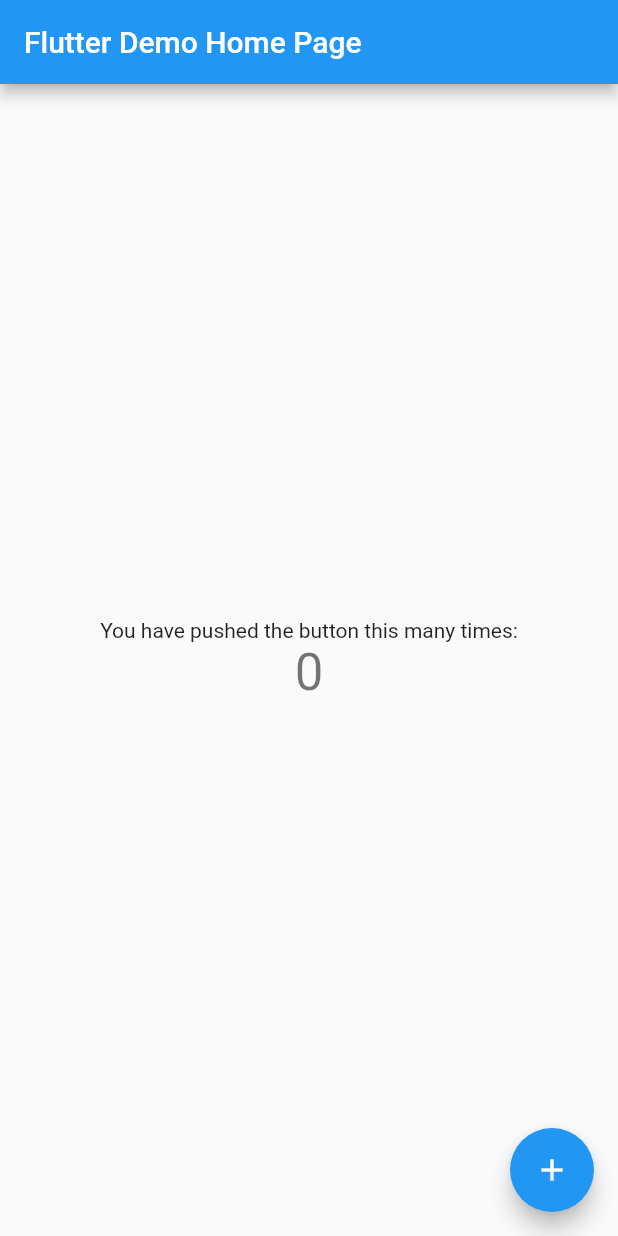
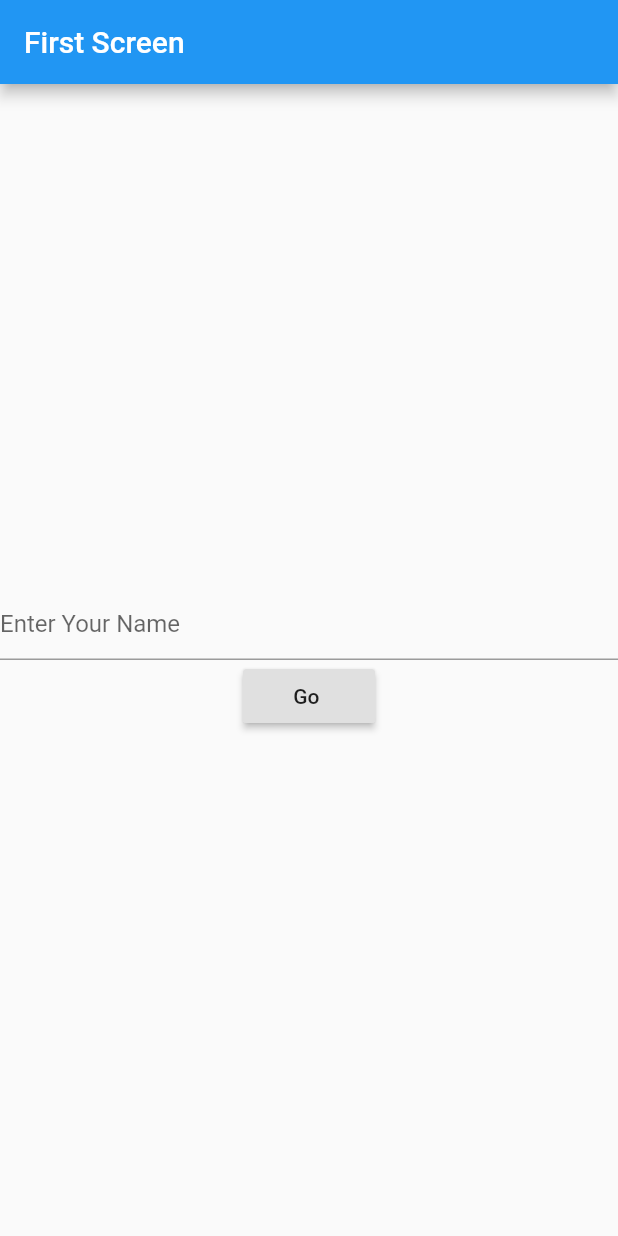
Before and after one commit to SSBsoren/Navigate-with-named-routes-and-get-result-data, a Flutter app: the screen it shows after launch, on a phone screen of 412 x 824 dp. Run offline on Flutter 3.47's test engine with Material 2 defaults, Android fonts, the phone set to English and light mode, and no system bars.

Commit message:
Navigate the Screen

```diff
--- a/lib/main.dart
+++ b/lib/main.dart
@@ -1,109 +1,67 @@
 import 'package:flutter/material.dart';
 
-void main() => runApp(new MyApp());
+void main() => runApp(new MaterialApp(
+  initialRoute: '/',
+  routes: {
+    // Declare  '/' is first screen
+    '/' : (context) => FirstScreen(),
+    '/second' :(context)  => SecondScreen(nameToShow: FirstScreen._name_to_show_controller.text,)
 
-class MyApp extends StatelessWidget {
-  // This widget is the root of your application.
-  @override
+  },
+
+ ));
+
+
+
+class FirstScreen extends StatelessWidget {
+
+  static final _name_to_show_controller = TextEditingController();
+
   Widget build(BuildContext context) {
-    return new MaterialApp(
-      title: 'Flutter Demo',
-      theme: new ThemeData(
-        // This is the theme of your application.
-        //
-        // Try running your application with "flutter run". You'll see the
-        // application has a blue toolbar. Then, without quitting the app, try
-        // changing the primarySwatch below to Colors.green and then invoke
-        // "hot reload" (press "r" in the console where you ran "flutter run",
-        // or press Run > Flutter Hot Reload in IntelliJ). Notice that the
-        // counter didn't reset back to zero; the application is not restarted.
-        primarySwatch: Colors.blue,
-      ),
-      home: new MyHomePage(title: 'Flutter Demo Home Page'),
-    );
+    return Scaffold(
+        appBar: AppBar(
+          title: Text('First Screen'),
+        ),
+        body: Center(
+          child: Column(mainAxisAlignment: MainAxisAlignment.center,
+            children: <Widget>[
+              TextField(
+                decoration: InputDecoration(hintText: 'Enter Your Name'),
+                controller: _name_to_show_controller,),
+              RaisedButton(
+                onPressed: () {
+                  Navigator.pushNamed(context,
+                      '/second');
+                },
+                child: Text('Go '),
+              )
+            ],),
+        ));
   }
 }
+class SecondScreen extends StatelessWidget {
 
-class MyHomePage extends StatefulWidget {
-  MyHomePage({Key key, this.title}) : super(key: key);
+  final nameToShow;
 
-  // This widget is the home page of your application. It is stateful, meaning
-  // that it has a State object (defined below) that contains fields that affect
-  // how it looks.
-
-  // This class is the configuration for the state. It holds the values (in this
-  // case the title) provided by the parent (in this case the App widget) and
-  // used by the build method of the State. Fields in a Widget subclass are
-  // always marked "final".
-
-  final String title;
-
-  @override
-  _MyHomePageState createState() => new _MyHomePageState();
-}
-
-class _MyHomePageState extends State<MyHomePage> {
-  int _counter = 0;
-
-  void _incrementCounter() {
-    setState(() {
-      // This call to setState tells the Flutter framework that something has
-      // changed in this State, which causes it to rerun the build method below
-      // so that the display can reflect the updated values. If we changed
-      // _counter without calling setState(), then the build method would not be
-      // called again, and so nothing would appear to happen.
-      _counter++;
-    });
-  }
+  SecondScreen({Key key,@required this.nameToShow}):super(key:key);
 
   @override
   Widget build(BuildContext context) {
-    // This method is rerun every time setState is called, for instance as done
-    // by the _incrementCounter method above.
-    //
-    // The Flutter framework has been optimized to make rerunning build methods
-    // fast, so that you can just rebuild anything that needs updating rather
-    // than having to individually change instances of widgets.
-    return new Scaffold(
-      appBar: new AppBar(
-        // Here we take the value from the MyHomePage object that was created by
-        // the App.build method, and use it to set our appbar title.
-        title: new Text(widget.title),
-      ),
-      body: new Center(
-        // Center is a layout widget. It takes a single child and positions it
-        // in the middle of the parent.
-        child: new Column(
-          // Column is also layout widget. It takes a list of children and
-          // arranges them vertically. By default, it sizes itself to fit its
-          // children horizontally, and tries to be as tall as its parent.
-          //
-          // Invoke "debug paint" (press "p" in the console where you ran
-          // "flutter run", or select "Toggle Debug Paint" from the Flutter tool
-          // window in IntelliJ) to see the wireframe for each widget.
-          //
-          // Column has various properties to control how it sizes itself and
-          // how it positions its children. Here we use mainAxisAlignment to
-          // center the children vertically; the main axis here is the vertical
-          // axis because Columns are vertical (the cross axis would be
-          // horizontal).
-          mainAxisAlignment: MainAxisAlignment.center,
-          children: <Widget>[
-            new Text(
-              'You have pushed the button this many times:',
-            ),
-            new Text(
-              '$_counter',
-              style: Theme.of(context).textTheme.display1,
-            ),
-          ],
+    return Scaffold(
+        appBar: AppBar(
+          title: Text('First Screen'),
         ),
-      ),
-      floatingActionButton: new FloatingActionButton(
-        onPressed: _incrementCounter,
-        tooltip: 'Increment',
-        child: new Icon(Icons.add),
-      ), // This trailing comma makes auto-formatting nicer for build methods.
-    );
+        body: Center(
+          child: Column(mainAxisAlignment: MainAxisAlignment.center,
+            children: <Widget>[
+              Text('Hello $nameToShow'),
+              RaisedButton(
+                onPressed: () {
+                  Navigator.pop(context);
+                },
+                child: Text('Go Back'),
+              )
+            ],),
+        ));
   }
 }
```
Also changed, not shown: 1 other file.
